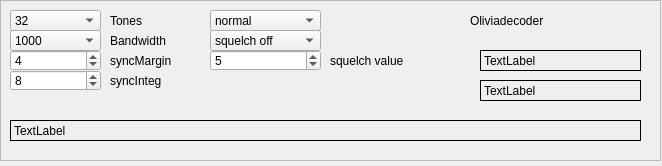
Old version of the form swreceiver/plugins/decoders/olivia-decoder/widget.ui in the repository JvanKatwijk/sdr-j-sw.
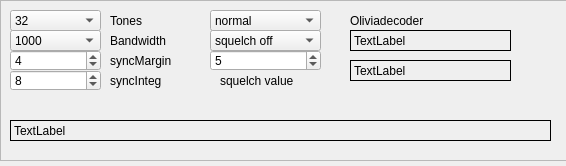
New version of the form.

```diff
--- a/swreceiver/plugins/decoders/olivia-decoder/widget.ui
+++ b/swreceiver/plugins/decoders/olivia-decoder/widget.ui
@@ -6,7 +6,7 @@
    <rect>
     <x>0</x>
     <y>0</y>
-    <width>662</width>
+    <width>566</width>
     <height>166</height>
    </rect>
   </property>
@@ -187,7 +187,7 @@
      <rect>
       <x>10</x>
       <y>120</y>
-      <width>631</width>
+      <width>541</width>
       <height>21</height>
      </rect>
     </property>
@@ -201,8 +201,8 @@
    <widget class="QLabel" name="olivia_status2_textBox">
     <property name="geometry">
      <rect>
-      <x>480</x>
-      <y>80</y>
+      <x>350</x>
+      <y>60</y>
       <width>161</width>
       <height>21</height>
      </rect>
@@ -217,8 +217,8 @@
    <widget class="QLabel" name="olivia_status1_textBox">
     <property name="geometry">
      <rect>
-      <x>480</x>
-      <y>50</y>
+      <x>350</x>
+      <y>30</y>
       <width>161</width>
       <height>21</height>
      </rect>
@@ -233,7 +233,7 @@
    <widget class="QLabel" name="label">
     <property name="geometry">
      <rect>
-      <x>470</x>
+      <x>350</x>
       <y>10</y>
       <width>161</width>
       <height>21</height>
@@ -298,8 +298,8 @@
    <widget class="QLabel" name="label_6">
     <property name="geometry">
      <rect>
-      <x>330</x>
-      <y>50</y>
+      <x>220</x>
+      <y>70</y>
       <width>101</width>
       <height>21</height>
      </rect>
```
